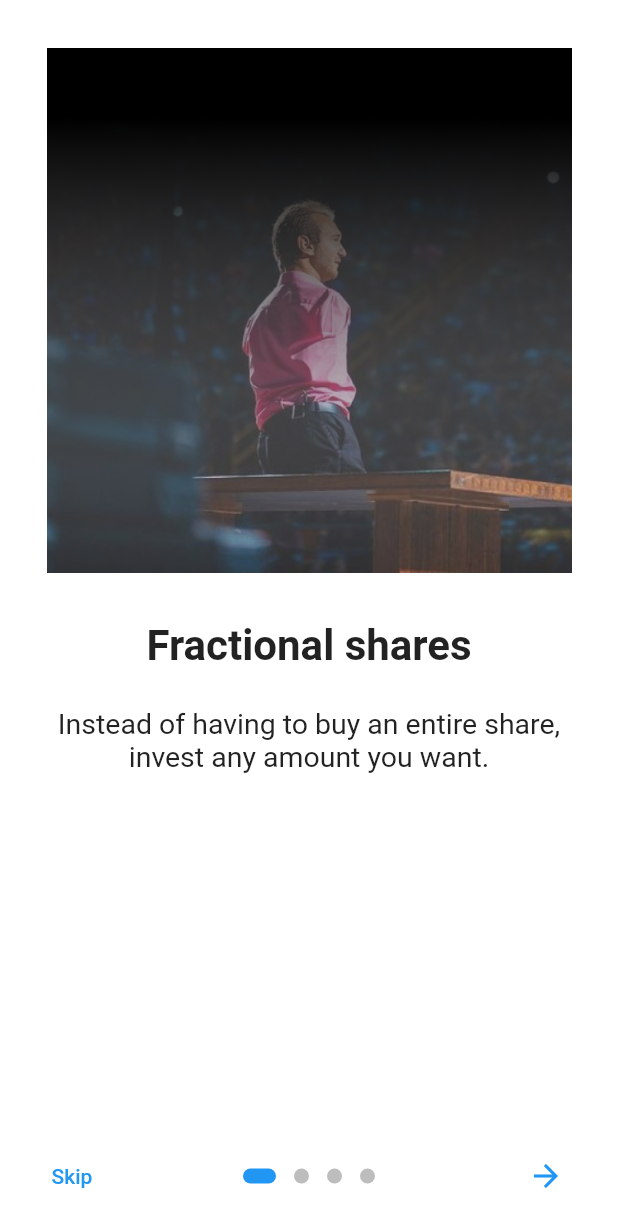
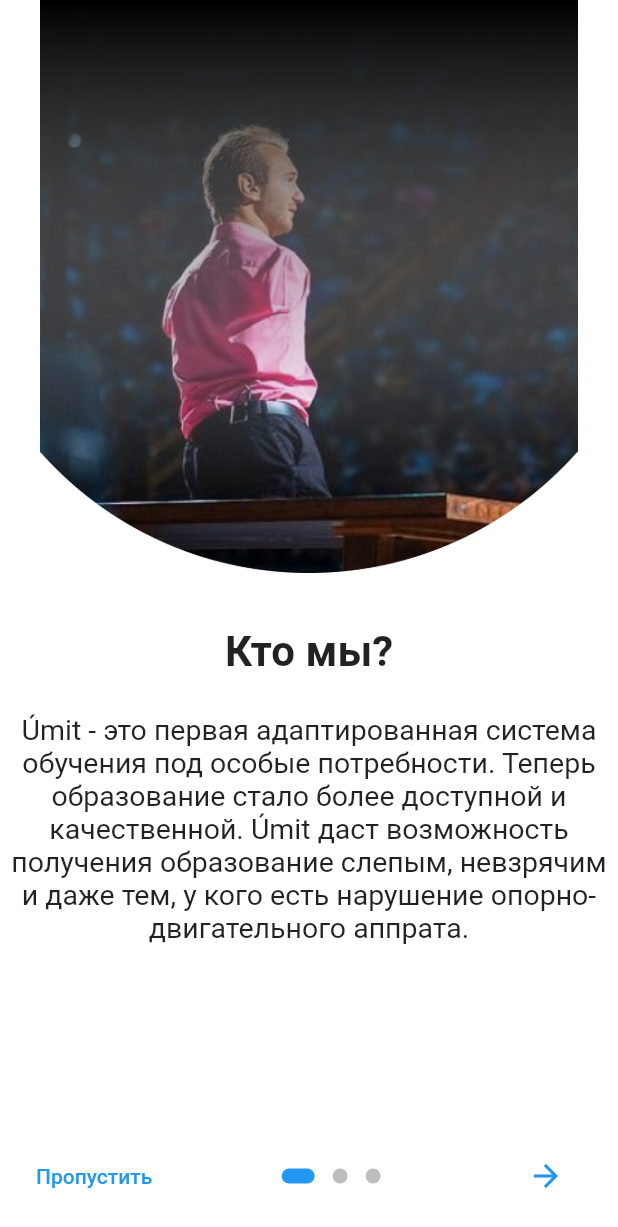
Before and after one commit to maripbekoff/Umit-app, a Flutter app: the WelcomePage widget shown alone on an empty page, opened directly, on a phone screen of 412 x 824 dp. Shown: the top 1227 px of the screen. Run offline on Flutter 3.47's test engine with Material 2 defaults, Android fonts, the phone set to English and light mode, and no system bars; drawn by our look-alikes of introduction_screen; our stand-ins replace bloc, equatable, firebase_auth, flutter_bloc, shared_preferences; accounts and stored records are empty; network calls fail.

Commit message:
#maripbekoff Welcome page

```diff
--- a/lib/main.dart
+++ b/lib/main.dart
@@ -1,6 +1,5 @@
 import 'package:flutter/material.dart';
 import 'package:flutter_bloc/flutter_bloc.dart';
-import 'package:shared_preferences/shared_preferences.dart';
 import 'package:umit/repositories/user_repository.dart';
 import 'package:umit/src/blocs/authBloc/auth_bloc.dart';
 import 'package:umit/src/blocs/authBloc/auth_event.dart';
@@ -38,9 +37,8 @@ class App extends StatelessWidget {
   @override
   Widget build(BuildContext context) {
     return FutureBuilder(
-      future: SharedPreferences.getInstance(),
-      builder:
-          (BuildContext context, AsyncSnapshot<SharedPreferences> snapshot) {
+      future: readIsFirstLaunch(),
+      builder: (BuildContext context, AsyncSnapshot snapshot) {
         switch (snapshot.connectionState) {
           case ConnectionState.none:
           case ConnectionState.waiting:
@@ -48,7 +46,7 @@ class App extends StatelessWidget {
             break;
           default:
             if (!snapshot.hasError) {
-              if (snapshot.data.getBool('isFirstLaunch') != null) {
+              if (isFirstLaunch) {
                 saveIsFirstLaunch(false);
                 return WelcomePage();
               } else {
--- a/lib/src/is_first_launch.dart
+++ b/lib/src/is_first_launch.dart
@@ -1,4 +1,6 @@
 import 'package:shared_preferences/shared_preferences.dart';
+
+bool isFirstLaunch = true;
 
 Future<SharedPreferences> saveIsFirstLaunch(bool isFirstLaunch) async {
   var prefs = await SharedPreferences.getInstance();
@@ -10,6 +12,6 @@ Future<SharedPreferences> saveIsFirstLaunch(bool isFirstLaunch) async {
 Future<bool> readIsFirstLaunch() async {
   var prefs = await SharedPreferences.getInstance();
   String key = 'isFirstLaunch';
-  bool isFirstLaunch = prefs.getBool(key);
+  isFirstLaunch = prefs.getBool(key);
   return isFirstLaunch;
 }
--- a/lib/ui/pages/splash_screen_page.dart
+++ b/lib/ui/pages/splash_screen_page.dart
@@ -3,6 +3,6 @@ import 'package:flutter/material.dart';
 class SplashScreenPage extends StatelessWidget {
   @override
   Widget build(BuildContext context) {
-    return Text('Welcome');
+    return Scaffold(backgroundColor: Colors.white,);
   }
 }
--- a/lib/ui/pages/welcome_page.dart
+++ b/lib/ui/pages/welcome_page.dart
@@ -19,10 +19,9 @@ class _WelcomePageState extends State<WelcomePage> {
   _WelcomePageState({@required this.userRepository});
 
   Widget _buildImage(String assetName) {
-    return Align(
-      child:
-          Image.asset('assets/img/welcome_page/$assetName.jpg', width: 350.0),
-      alignment: Alignment.bottomCenter,
+    return Image.asset(
+      'assets/img/welcome_page/$assetName.png',
+      fit: BoxFit.fill,
     );
   }
 
@@ -32,7 +31,7 @@ class _WelcomePageState extends State<WelcomePage> {
     const pageDecoration = const PageDecoration(
       titleTextStyle: TextStyle(fontSize: 28.0, fontWeight: FontWeight.w700),
       bodyTextStyle: bodyStyle,
-      descriptionPadding: EdgeInsets.fromLTRB(16.0, 0.0, 16.0, 16.0),
+      contentPadding: EdgeInsets.only(top: 20),
       pageColor: Colors.white,
       imagePadding: EdgeInsets.zero,
     );
@@ -41,48 +40,41 @@ class _WelcomePageState extends State<WelcomePage> {
       key: introKey,
       pages: [
         PageViewModel(
-          title: "Fractional shares",
+          title: "Кто мы?",
           body:
-              "Instead of having to buy an entire share, invest any amount you want.",
-          image: _buildImage('nick vuychich'),
+              "Úmit - это первая адаптированная система обучения под особые потребности. Теперь образование стало более доступной и качественной. Úmit даст возможность получения образование слепым, невзрячим и даже тем, у кого есть нарушение опорно-двигательного аппрата.",
+          image: _buildImage('Nick Vuychich'),
           decoration: pageDecoration,
         ),
         PageViewModel(
-          title: "Learn as you go",
+          title: "Я буду проходить курсы?",
           body:
-              "Download the Stockpile app and master the market with our mini-lesson.",
-          image: _buildImage('steven hocking'),
+              "Úmit - это не площадка набитая курсами. Это целая система, которая упрощает и цифровизирует процессы обучения студентов и школьников, упрощает процесс заполнения расписания уроков, даёт преподавателям возможность видеть всю статистику по классам, а администрации статистику по персоналу.",
+          image: _buildImage('Steven Hocking'),
           decoration: pageDecoration,
         ),
         PageViewModel(
-          title: "Kids and teens",
+          title: "Делаем мир лучше",
           body:
-              "Kids and teens can track their stocks 24/7 and place trades that you approve.",
-          image: _buildImage('kids with disabilities'),
-          decoration: pageDecoration,
-        ),
-        PageViewModel(
-          title: "Title of last page",
-          bodyWidget: Row(
-            mainAxisAlignment: MainAxisAlignment.center,
-            children: const [
-              Text("Click on ", style: bodyStyle),
-              Icon(Icons.edit),
-              Text(" to edit a post", style: bodyStyle),
-            ],
-          ),
-          image: _buildImage('img1'),
+              "Теперь любой желающий получить хорошее образование, несмотря на, возможные отклонения, способен обучаться с остальными. Мы делаем их жизнь намного проще и улучшаем её. Давайте делать добро!",
+          image: _buildImage('Kids with disabilities'),
           decoration: pageDecoration,
         ),
       ],
-      onDone: () => LoginPageParent(userRepository: userRepository),
-      //onSkip: () => _onIntroEnd(context), // You can override onSkip callback
+      onDone: () => Navigator.push(
+          context,
+          MaterialPageRoute(
+              builder: (context) =>
+                  LoginPageParent(userRepository: userRepository))),
+      // TODO: Make a setup an app, when it firstly launched
+      // onSkip: () => PreliminarilySetup(),
       showSkipButton: true,
       skipFlex: 0,
       nextFlex: 0,
-      skip: const Text('Skip'),
+      skip: const Text('Пропустить'),
       next: const Icon(Icons.arrow_forward),
-      done: const Text('Done', style: TextStyle(fontWeight: FontWeight.w600)),
+      done: const Text('Завершить',
+          style: TextStyle(fontWeight: FontWeight.w600)),
       dotsDecorator: const DotsDecorator(
         size: Size(10.0, 10.0),
         color: Color(0xFFBDBDBD),
--- a/pubspec.yaml
+++ b/pubspec.yaml
@@ -50,9 +50,9 @@ flutter:
   uses-material-design: true
   assets:
     - assets/img/welcome_page/background.jpg
-    - assets/img/welcome_page/kids with disabilities.jpg
-    - assets/img/welcome_page/nick vuychich.jpg
-    - assets/img/welcome_page/steven hocking.jpg
+    - assets/img/welcome_page/Kids with disabilities.png
+    - assets/img/welcome_page/Nick Vuychich.png
+    - assets/img/welcome_page/Steven Hocking.png
 
   # To add assets to your application, add an assets section, like this:
   # assets:
```
Also changed, not shown: assets/img/welcome_page/Kids with disabilities.png (added), assets/img/welcome_page/Nick Vuychich.png (added), assets/img/welcome_page/Steven Hocking.png (added), assets/img/welcome_page/kids with disabilities.jpg (deleted), assets/img/welcome_page/nick vuychich.jpg (deleted), assets/img/welcome_page/steven hocking.jpg (deleted).
